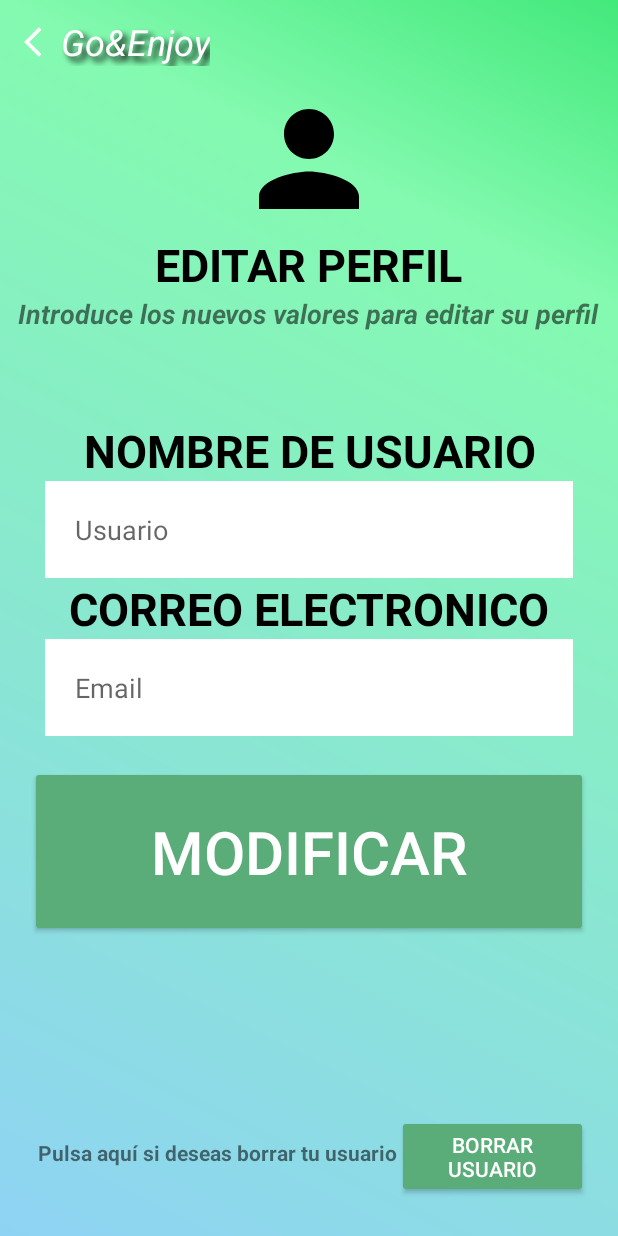
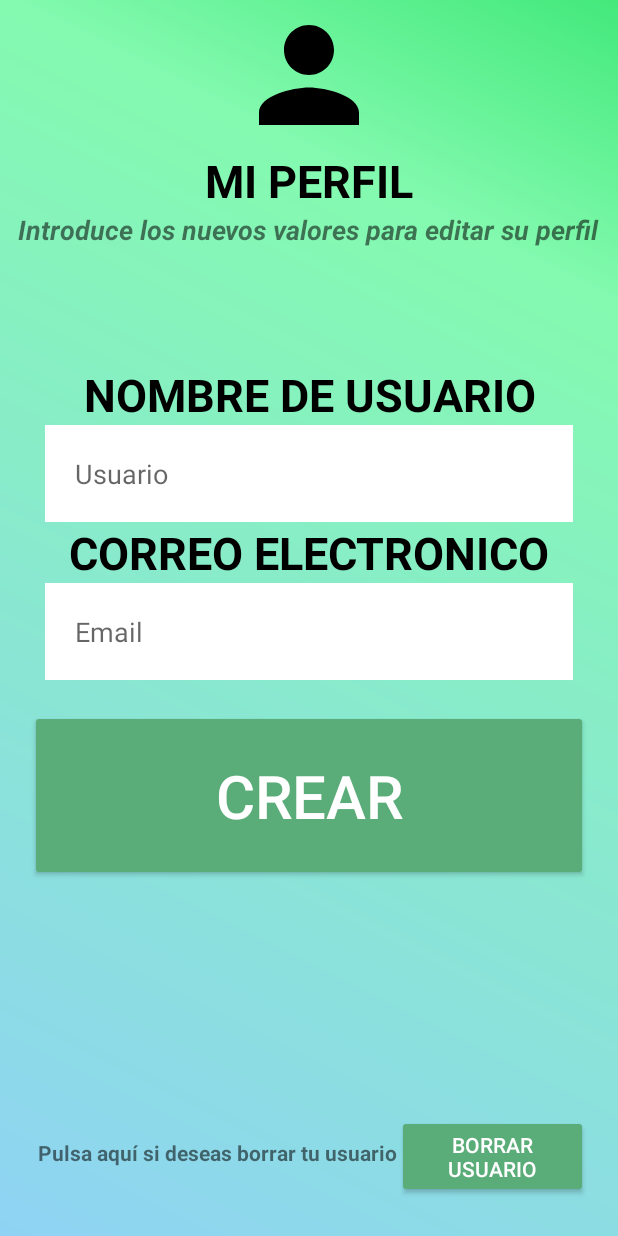
Before and after one commit to Duque98/GoAndEnjoy2021_v1, an Android app: the layout fragment_editar_perfil.xml on its own in the app's theme, with its tools: preview values and no code run, on a phone screen of 412 x 824 dp. Run offline under Robolectric (Android 15) with nearby library versions, the light colour scheme and no system bars.

Commit message:
Segunda Entrega, primera version final, se ha solucionado los problemas planteados durante la tutoría como por ejemplo el editar perfil. Se ha cambiado la interfaz para solucionar este problema y mejorado el menu lateral para una mejor lectura.

```diff
--- a/app/src/main/AndroidManifest.xml
+++ b/app/src/main/AndroidManifest.xml
@@ -14,9 +14,6 @@
         android:roundIcon="@mipmap/ic_launcher_round"
         android:supportsRtl="true"
         android:theme="@style/AppTheme">
-        <activity
-            android:name=".activity.EditarPerfilActivity"
-            android:exported="true" />
         <activity
             android:name=".activity.CrearPerfilActivity"
             android:exported="true" />
--- a/app/src/main/java/es/unex/goenjoy/activity/CrearPerfilActivity.java
+++ b/app/src/main/java/es/unex/goenjoy/activity/CrearPerfilActivity.java
@@ -1,4 +1,5 @@
 package es.unex.goenjoy.activity;
+
 
 import androidx.appcompat.app.AppCompatActivity;
 import androidx.lifecycle.ViewModelProvider;
--- a/app/src/main/java/es/unex/goenjoy/viewmodel/PerfilViewModel.java
+++ b/app/src/main/java/es/unex/goenjoy/viewmodel/PerfilViewModel.java
@@ -10,12 +10,15 @@ import es.unex.goenjoy.repository.MuseoRepository;
 
 public class PerfilViewModel extends ViewModel {
     private MuseoRepository mRepository;
+    LiveData<List<Perfil>> aux ;
 
     public PerfilViewModel(MuseoRepository repository) {
+
         mRepository = repository;
+        aux = mRepository.getAllProfile();
     }
 
-    public LiveData<List<Perfil>> get() { return mRepository.getAllProfile();}
+    public LiveData<List<Perfil>> get() { return aux;}
     public void insert(Perfil perfil) { mRepository.insertPerfil(perfil); }
     public void delete() { mRepository.deleteProfile(); }
     public void update(Perfil perfil) { mRepository.update(perfil);}
--- a/app/src/main/res/layout/activity_editar_perfil.xml
+++ b/app/src/main/res/layout/fragment_editar_perfil.xml
@@ -1,36 +1,16 @@
 <?xml version="1.0" encoding="utf-8"?>
-<LinearLayout xmlns:android="http://schemas.android.com/apk/res/android"
-    xmlns:app="http://schemas.android.com/apk/res-auto"
+<FrameLayout xmlns:android="http://schemas.android.com/apk/res/android"
     xmlns:tools="http://schemas.android.com/tools"
     android:layout_width="match_parent"
     android:layout_height="match_parent"
+    xmlns:app="http://schemas.android.com/apk/res-auto"
+    tools:context=".fragment.EditarPerfilFragment"
     android:orientation="vertical"
-    tools:context=".activity.EditarPerfilActivity"
     android:background="@drawable/bg_color">
-
-    <Toolbar
+    <LinearLayout
         android:layout_width="match_parent"
-        android:layout_height="wrap_content">
-        <ImageView
-            android:id="@+id/bAtras"
-            android:layout_width="wrap_content"
-            android:layout_height="wrap_content"
-            android:src="@drawable/ic_atras"></ImageView>
-        <TextView
-            android:layout_width="wrap_content"
-            android:layout_height="wrap_content"
-            android:text="@string/app_name"
-            android:autoSizeTextType="uniform"
-            android:gravity="center"
-            android:shadowColor="#000000"
-            android:shadowDx="5"
-            android:shadowDy="5"
-            android:shadowRadius="5"
-            android:textAlignment="center"
-            android:textColor="@android:color/white"
-            android:textSize="24sp"
-            android:textStyle="italic"></TextView>
-    </Toolbar>
+        android:layout_height="match_parent"
+        android:orientation="vertical">
 
     <LinearLayout
         android:layout_width="match_parent"
@@ -181,5 +161,6 @@
             android:textColor="#FFFFFF"
             android:text="@string/Eliminar" />
     </LinearLayout>
+    </LinearLayout>
 
-</LinearLayout>
+</FrameLayout>
--- a/app/src/main/res/menu/lugares.xml
+++ b/app/src/main/res/menu/lugares.xml
@@ -2,10 +2,4 @@
 <menu xmlns:android="http://schemas.android.com/apk/res/android"
     xmlns:app="http://schemas.android.com/apk/res-auto">
 
-    <item
-        android:id="@+id/perfil"
-        android:title="Perfil"
-        app:showAsAction="always"
-        android:icon="@drawable/ic_perfil"
-        />
 </menu>
--- a/app/src/main/res/navigation/mobile_navigation.xml
+++ b/app/src/main/res/navigation/mobile_navigation.xml
@@ -35,5 +35,10 @@
         android:name="es.unex.goenjoy.fragment.BuscarFragment"
         android:label="Buscar"
         tools:layout="@layout/fragment_buscar"/>
+    <fragment
+        android:id="@+id/nav_perfil"
+        android:name="es.unex.goenjoy.fragment.EditarPerfilFragment"
+        android:label="Mi perfil"
+        tools:layout="@layout/fragment_editar_perfil" />
 
 </navigation>
--- a/app/src/main/res/values/strings.xml
+++ b/app/src/main/res/values/strings.xml
@@ -46,12 +46,11 @@
     <string name="hello_second_fragment">Hello second fragment. Arg: %1$s</string>
     <string name="Eliminar">Borrar usuario</string>
     <string name="fraseEliminar">Pulsa aquí si deseas borrar tu usuario</string>
-    <string name="enviar">Modificar</string>
-    <string name="CAMBIAR">EDITAR PERFIL</string>
+    <string name="enviar">Crear</string>
+    <string name="CAMBIAR">MI PERFIL</string>
     <string name="frase6">Introduce los nuevos valores para editar su perfil</string>
     <string name="menu_buscar">Buscar</string>
     <string name="iniciar"> Iniciar sesion </string>
     <string name="login">Login</string>
-    <!-- TODO: Remove or change this placeholder text -->
     <string name="hello_blank_fragment">Hello blank fragment</string>
 </resources>
```
Also changed, not shown: app/src/main/java/es/unex/goenjoy/activity/EditarPerfilActivity.java (deleted, +0 -94 lines), app/src/main/java/es/unex/goenjoy/activity/LugaresActivity.java (+3 -12 lines), app/src/main/java/es/unex/goenjoy/fragment/EditarPerfilFragment.java (added, +128 -0 lines), app/src/main/res/menu/activity_main_drawer.xml (+28 -0 lines).
